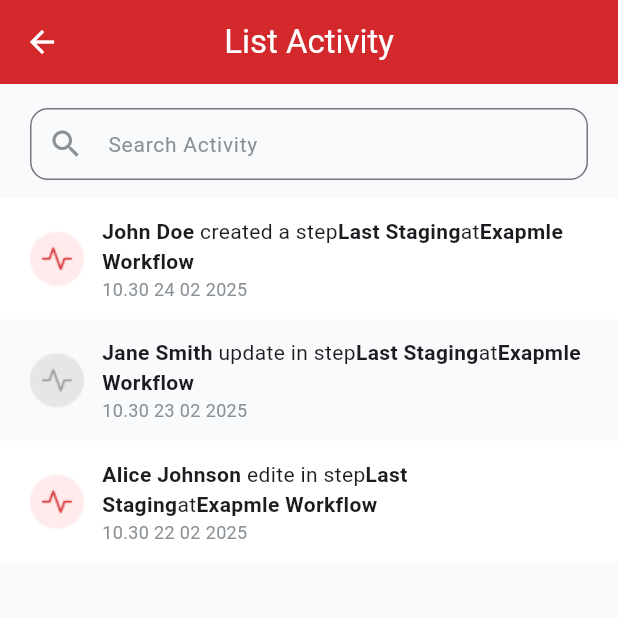
After one commit to ferrykurniawan28/task_CRMTrack, a Flutter app: the ListActivityScreen screen opened by its route, on a phone screen of 412 x 824 dp, the top half of it. The commit adds this screen. Run offline on Flutter 3.47's test engine with Material 3 defaults, Android fonts, the light colour scheme and no system bars; our stand-ins replace bloc, dotted_line, flutter_bloc, flutter_modular, table_calendar.

Commit message:
[UPDATE] list activity

```diff
--- /dev/null
+++ b/lib/models/list_activity.dart
@@ -0,0 +1,61 @@
+class ListActivity {
+  String user;
+  ActivityType type;
+  String description;
+  String location;
+  DateTime date;
+  bool isRead;
+
+  ListActivity({
+    required this.user,
+    required this.type,
+    required this.description,
+    required this.location,
+    required this.date,
+    required this.isRead,
+  });
+}
+
+enum ActivityType {
+  created,
+  updated,
+  edited,
+}
+
+String activityTypeToString(ActivityType type) {
+  switch (type) {
+    case ActivityType.created:
+      return 'created a step';
+    case ActivityType.updated:
+      return 'update in step';
+    case ActivityType.edited:
+      return 'edite in step';
+  }
+}
+
+List<ListActivity> listActivity = [
+  ListActivity(
+    user: 'John Doe',
+    type: ActivityType.created,
+    description: 'Last Staging',
+    location: 'Exapmle Workflow',
+    date: DateTime.now(),
+    isRead: false,
+  ),
+  ListActivity(
+    user: 'Jane Smith',
+    type: ActivityType.updated,
+    description: 'Last Staging',
+    location: 'Exapmle Workflow',
+    date: DateTime.now().subtract(const Duration(days: 1)),
+    isRead: true,
+  ),
+  ListActivity(
+    user: 'Alice Johnson',
+    type: ActivityType.edited,
+    description: 'Last Staging',
+    location: 'Exapmle Workflow',
+    date: DateTime.now().subtract(const Duration(days: 2)),
+    isRead: false,
+  ),
+];
--- a/lib/routes/routes.dart
+++ b/lib/routes/routes.dart
@@ -1,4 +1,5 @@
 import 'package:crm_track/ui/pages/authentication/login.dart';
+import 'package:crm_track/ui/pages/list_activity.dart';
 import 'package:crm_track/ui/pages/main_screen.dart';
 import 'package:crm_track/ui/pages/marketing_toolkit_screen.dart';
 import 'package:crm_track/ui/pages/notification.dart';
@@ -21,6 +22,7 @@ class MainRoutes extends Module {
       return TaskListDetail(task: args);
     });
     r.child('/marketing-toolkit', child: (_) => const MarketingToolkitScreen());
+    r.child('/list-activity', child: (_) => const ListActivityScreen());
     r.module('/auth', module: AuthRoutes());
   }
 }
--- a/lib/ui/pages/home/home_screen.dart
+++ b/lib/ui/pages/home/home_screen.dart
@@ -94,6 +94,7 @@ class _HomeScreenState extends State<HomeScreen> {
                         icon: Image.asset('assets/icon/funnel.png'),
                         title: 'Funnel\nSummary'),
                     CardMenu(
+                        onTap: () => Modular.to.pushNamed('/list-activity'),
                         icon: Image.asset('assets/icon/activity.png'),
                         title: 'List\nActivity'),
                     CardMenu(
--- /dev/null
+++ b/lib/ui/pages/list_activity.dart
@@ -0,0 +1,111 @@
+import 'package:crm_track/helpers/helpers.dart';
+import 'package:crm_track/models/list_activity.dart';
+import 'package:flutter/material.dart';
+import 'package:intl/intl.dart';
+
+class ListActivityScreen extends StatelessWidget {
+  const ListActivityScreen({super.key});
+
+  @override
+  Widget build(BuildContext context) {
+    return Scaffold(
+      appBar: AppBar(
+        title: const Text('List Activity'),
+        backgroundColor: primaryColor,
+        foregroundColor: Colors.white,
+        centerTitle: true,
+      ),
+      backgroundColor: const Color(0xFFF9FAFB),
+      body: Column(
+        children: [
+          spacerHeight(16),
+          Padding(
+            padding: const EdgeInsets.symmetric(horizontal: 20),
+            child: TextFormField(
+              decoration: InputDecoration(
+                hintText: 'Search Activity',
+                hintStyle: const TextStyle(
+                  fontSize: 14,
+                  color: Color(0xFF899197),
+                ),
+                prefixIcon: const Icon(
+                  Icons.search,
+                  color: Color(0xFF899197),
+                ),
+                border: OutlineInputBorder(
+                  borderRadius: BorderRadius.circular(12),
+                ),
+                contentPadding: const EdgeInsets.symmetric(
+                  horizontal: 16,
+                  vertical: 8,
+                ),
+              ),
+            ),
+          ),
+          spacerHeight(12),
+          ListView.builder(
+            itemCount: listActivity.length,
+            shrinkWrap: true,
+            itemBuilder: (context, index) {
+              return listActivityCard(listActivity[index]);
+            },
+          ),
+        ],
+      ),
+    );
+  }
+}
+
+Widget listActivityCard(ListActivity listActivity) {
+  return Container(
+    padding: const EdgeInsets.symmetric(
+      horizontal: 20,
+      vertical: 12,
+    ),
+    color: listActivity.isRead ? Colors.transparent : Colors.white,
+    child: Row(
+      children: [
+        Image.asset(listActivity.isRead
+            ? 'assets/icon/Point-read.png'
+            : 'assets/icon/Point.png'),
+        spacerWidth(12),
+        Expanded(
+          child: Column(
+            crossAxisAlignment: CrossAxisAlignment.start,
+            children: [
+              Text.rich(
+                TextSpan(
+                  children: [
+                    TextSpan(
+                      text: '${listActivity.user} ',
+                      style: const TextStyle(fontWeight: FontWeight.bold),
+                    ),
+                    TextSpan(text: activityTypeToString(listActivity.type)),
+                    TextSpan(
+                      text: listActivity.description,
+                      style: const TextStyle(fontWeight: FontWeight.bold),
+                    ),
+                    const TextSpan(text: 'at'),
+                    TextSpan(
+                      text: listActivity.location,
+                      style: const TextStyle(fontWeight: FontWeight.bold),
+                    ),
+                  ],
+                ),
+                softWrap: true,
+                overflow: TextOverflow.visible,
+              ),
+              Text(
+                DateFormat('hh.mm dd MM y').format(listActivity.date),
+                style: const TextStyle(
+                  color: Color(0xFF899197),
+                  fontSize: 12,
+                ),
+              ),
+            ],
+          ),
+        ),
+      ],
+    ),
+  );
+}
```
Also changed, not shown: assets/icon/Point-read.png (added), assets/icon/Point.png (added).
